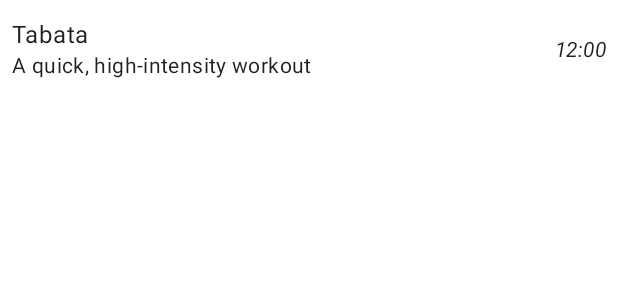
After one commit to wbrawner/interval-timer-android, an Android app: the layout list_item_timer.xml on its own in the app's theme, with its tools: preview values and no code run, on a phone screen of 412 x 824 dp. The commit adds this screen. Shown: the top 300 px of the screen. Run offline under Robolectric (Android 15) with nearby library versions, the phone set to English and light mode, and no system bars.

Commit message:
Show timer duration on list view and hide description if empty

```diff
--- a/app/src/main/java/com/wbrawner/trainterval/model/IntervalTimer.kt
+++ b/app/src/main/java/com/wbrawner/trainterval/model/IntervalTimer.kt
@@ -27,6 +27,11 @@ data class IntervalTimer(
         Phase.REST -> restDuration
         Phase.COOL_DOWN -> coolDownDuration
     }
+
+    val totalDuration: Long
+        get() = warmUpDuration + coolDownDuration + (
+                (lowIntensityDuration + highIntensityDuration) * sets * cycles
+                ) + (restDuration * cycles) - restDuration
 }
 
 enum class Phase(
--- a/app/src/main/java/com/wbrawner/trainterval/timerlist/TimerListAdapter.kt
+++ b/app/src/main/java/com/wbrawner/trainterval/timerlist/TimerListAdapter.kt
@@ -7,7 +7,9 @@ import android.widget.TextView
 import androidx.recyclerview.widget.DiffUtil
 import androidx.recyclerview.widget.ListAdapter
 import androidx.recyclerview.widget.RecyclerView
+import com.wbrawner.trainterval.R
 import com.wbrawner.trainterval.model.IntervalTimer
+import com.wbrawner.trainterval.toIntervalDuration
 
 class TimerListAdapter(
     private val timerListViewModel: TimerListViewModel
@@ -15,21 +17,28 @@ class TimerListAdapter(
 
     override fun onCreateViewHolder(parent: ViewGroup, viewType: Int) = ViewHolder(
         LayoutInflater.from(parent.context)
-            .inflate(android.R.layout.simple_list_item_2, parent, false)
+            .inflate(R.layout.list_item_timer, parent, false)
     )
 
     override fun onBindViewHolder(holder: ViewHolder, position: Int) {
         val timer = getItem(position)
         holder.title.text = timer.name
-        holder.description.text = timer.description
+        if (timer.description.isBlank()) {
+            holder.description.visibility = View.GONE
+        } else {
+            holder.description.visibility = View.VISIBLE
+            holder.description.text = timer.description
+        }
+        holder.duration.text = timer.totalDuration.toIntervalDuration().toString()
         holder.itemView.setOnClickListener {
             timerListViewModel.openTimer(timer)
         }
     }
 
     class ViewHolder(itemView: View) : RecyclerView.ViewHolder(itemView) {
-        val title: TextView = itemView.findViewById(android.R.id.text1)
-        val description: TextView = itemView.findViewById(android.R.id.text2)
+        val title: TextView = itemView.findViewById(R.id.title)
+        val description: TextView = itemView.findViewById(R.id.description)
+        val duration: TextView = itemView.findViewById(R.id.duration)
     }
 }
 
--- /dev/null
+++ b/app/src/main/res/layout/list_item_timer.xml
@@ -0,0 +1,51 @@
+<?xml version="1.0" encoding="utf-8"?>
+<androidx.constraintlayout.widget.ConstraintLayout xmlns:android="http://schemas.android.com/apk/res/android"
+    xmlns:app="http://schemas.android.com/apk/res-auto"
+    xmlns:tools="http://schemas.android.com/tools"
+    android:layout_width="match_parent"
+    android:layout_height="?android:listPreferredItemHeight">
+
+    <TextView
+        android:id="@+id/title"
+        android:layout_width="0dp"
+        android:layout_height="wrap_content"
+        android:ellipsize="end"
+        android:maxLines="1"
+        android:paddingHorizontal="8dp"
+        android:textAppearance="@style/TextAppearance.MaterialComponents.Body1"
+        app:layout_constraintBottom_toTopOf="@+id/description"
+        app:layout_constraintEnd_toStartOf="@+id/duration"
+        app:layout_constraintStart_toStartOf="parent"
+        app:layout_constraintTop_toTopOf="parent"
+        app:layout_constraintVertical_chainStyle="packed"
+        tools:text="Tabata" />
+
+    <TextView
+        android:id="@+id/description"
+        android:layout_width="0dp"
+        android:layout_height="wrap_content"
+        android:ellipsize="end"
+        android:maxLines="1"
+        android:paddingHorizontal="8dp"
+        android:textAppearance="@style/TextAppearance.MaterialComponents.Body2"
+        app:layout_constraintBottom_toBottomOf="parent"
+        app:layout_constraintEnd_toStartOf="@+id/duration"
+        app:layout_constraintStart_toStartOf="parent"
+        app:layout_constraintTop_toBottomOf="@+id/title"
+        tools:text="A quick, high-intensity workout" />
+
+    <TextView
+        android:id="@+id/duration"
+        android:layout_width="0dp"
+        android:layout_height="wrap_content"
+        android:ellipsize="end"
+        android:maxLines="1"
+        android:paddingHorizontal="8dp"
+        android:textAppearance="@style/TextAppearance.MaterialComponents.Body2"
+        android:textStyle="italic"
+        app:layout_constraintBottom_toBottomOf="parent"
+        app:layout_constraintEnd_toEndOf="parent"
+        app:layout_constraintTop_toTopOf="parent"
+        tools:text="12:00" />
+
+</androidx.constraintlayout.widget.ConstraintLayout>
```
